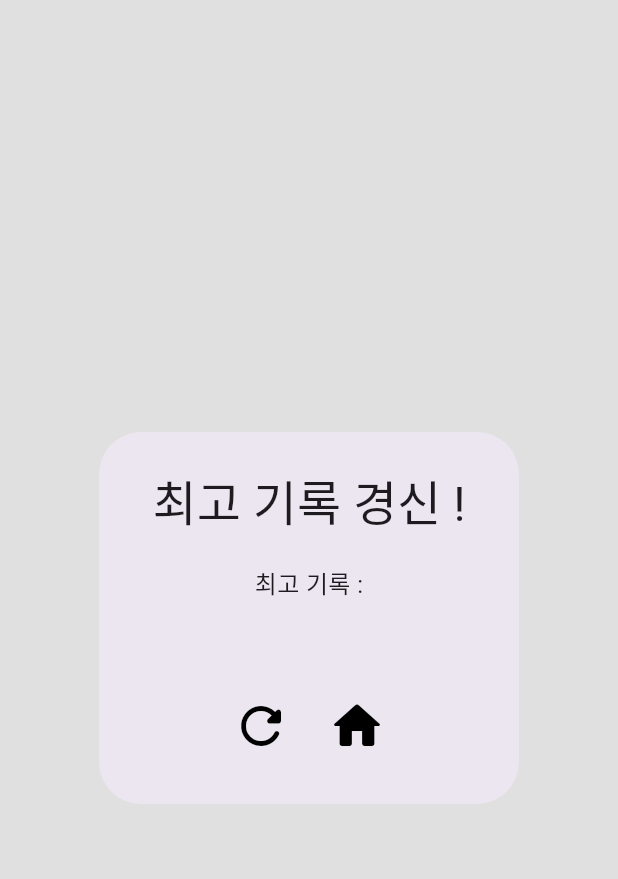
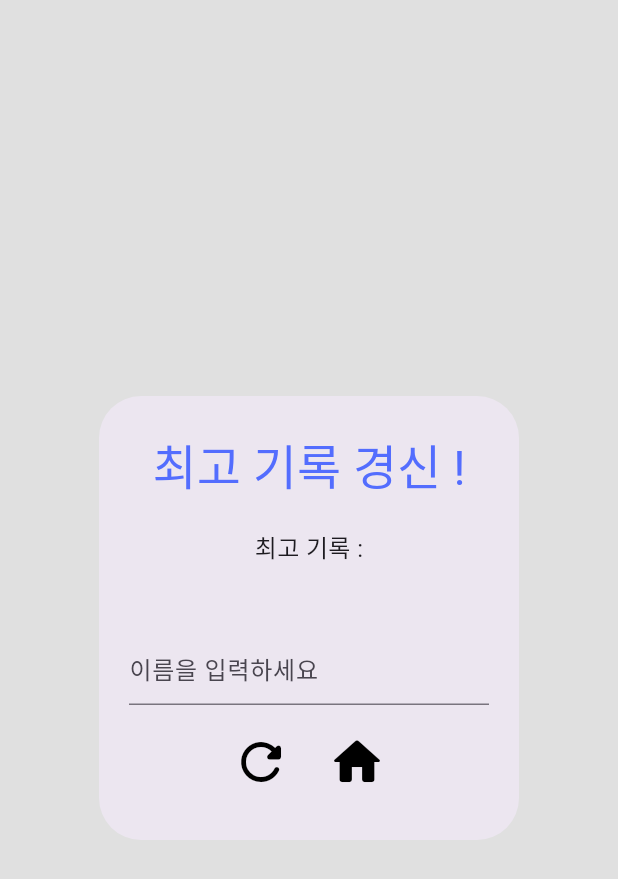
Before and after one commit to leejewon97/1to50, a Flutter app: the EndDialog widget shown alone on an empty page, opened directly with empty values, on a phone screen of 412 x 824 dp. Shown: the top 879 px of the screen. Run offline on Flutter 3.47's test engine with Material 3 defaults, Android fonts, the phone set to English and light mode, and no system bars; our stand-ins replace auto_size_text, flutter_neumorphic_plus, shared_preferences; missing offline and left inert: soundpool; accounts and stored records are empty.

Commit message:
게임 종료 시 이름 설정 기능 추가 및 최고기록 시 색상 설정 end_dialog_widget.dart   AlertDialog를 GestureDetector로 감쌈     다른 곳을 터치 시 키보드 숨김   playerName 변수 추가   updateRecordTimes()     playerName 비어있는 지 여부에 따라 기록 추가     비어있지 않으면 이름과 기록을 '\t'을 구분자로 추가     recordTimes 값이 변경 되지 않기 때문에, 여러번 호출되도 중복 추가되지 않음   TextField 추가     변화 때마다 playName 변경 후, updateRecordTimes() 호출 record_screen.dart   기존 Text를 Row로 감싸고 align : spaceBetween   좌우 여백 40 적용   첫번째 요소는 Text를 Expanded로 감쌈     때문에 이름이 길어도 처리가 잘 됨     Text는 이름 존재 여부에 따라 변경     존재여부를 recordTimes에 탭이 있는지로 구분   두번째 요소는 이름 존재 여부에 따라 알맞은 값(시간 기록)을 가져옴
전체화면 설정할 것
앱 아이콘 다시 설정할 것
    광고 삽입할 것

```diff
--- a/lib/widgets/end_dialog_widget.dart
+++ b/lib/widgets/end_dialog_widget.dart
@@ -4,7 +4,6 @@ import 'package:one_to_fifty/widgets/buttons/home_button_widget.dart';
 import 'package:one_to_fifty/widgets/buttons/restart_button_widget.dart';
 import 'package:shared_preferences/shared_preferences.dart';
 
-// ignore: must_be_immutable
 class EndDialog extends StatefulWidget {
   final String playTime;
   final List<String> recordTimes;
@@ -25,6 +24,7 @@ class _EndDialogState extends State<EndDialog> {
   bool isBestTime = false;
   String newBestTime = "";
   String oldBestTime = "";
+  String playerName = "";
 
   @override
   void initState() {
@@ -41,19 +41,32 @@ class _EndDialogState extends State<EndDialog> {
   Future<void> updateRecordTimes() async {
     await widget.prefs.setStringList(
         'recordTimes',
-      [...widget.recordTimes, widget.playTime].sorted((a, b) => a.compareTo(b)),
-    );
+        [
+          ...widget.recordTimes,
+          playerName.isEmpty
+              ? widget.playTime
+              : "$playerName\t${widget.playTime}"
+        ].sorted(
+          (a, b) {
+            var timeA = a.contains("\t") ? a.split("\t")[1] : a;
+            var timeB = b.contains("\t") ? b.split("\t")[1] : b;
+            return timeA.compareTo(timeB);
+          },
+        ));
   }
 
   @override
   Widget build(BuildContext context) {
     return PopScope(
       canPop: false,
+      child: GestureDetector(
+        onTap: () => FocusScope.of(context).unfocus(),
         child: AlertDialog(
           title: Text(
             isBestTime ? '최고 기록 경신 !' : '게임 종료',
-          style: const TextStyle(
+            style: TextStyle(
               fontSize: 32,
+              color: isBestTime ? Colors.indigoAccent : null,
             ),
             textAlign: TextAlign.center,
           ),
@@ -69,11 +82,26 @@ class _EndDialogState extends State<EndDialog> {
               ),
               Text(
                 widget.playTime,
-              style: const TextStyle(
+                style: TextStyle(
                   fontSize: 32,
                   fontWeight: FontWeight.bold,
+                  color: isBestTime ? Colors.indigoAccent : null,
                 ),
                 textAlign: TextAlign.center,
+              ),
+              Padding(
+                padding: const EdgeInsets.symmetric(horizontal: 20),
+                child: TextField(
+                  decoration: const InputDecoration(
+                    hintText: '이름을 입력하세요',
+                  ),
+                  onChanged: (value) async {
+                    setState(() {
+                      playerName = value;
+                    });
+                    await updateRecordTimes();
+                  },
+                ),
               ),
             ],
           ),
@@ -86,6 +114,7 @@ class _EndDialogState extends State<EndDialog> {
             const HomeButton(),
           ],
         ),
+      ),
     );
   }
 }
```
Also changed, not shown: lib/screens/record_screen.dart (+26 -1 lines). Lines whose indentation alone changed are shown as unchanged.
